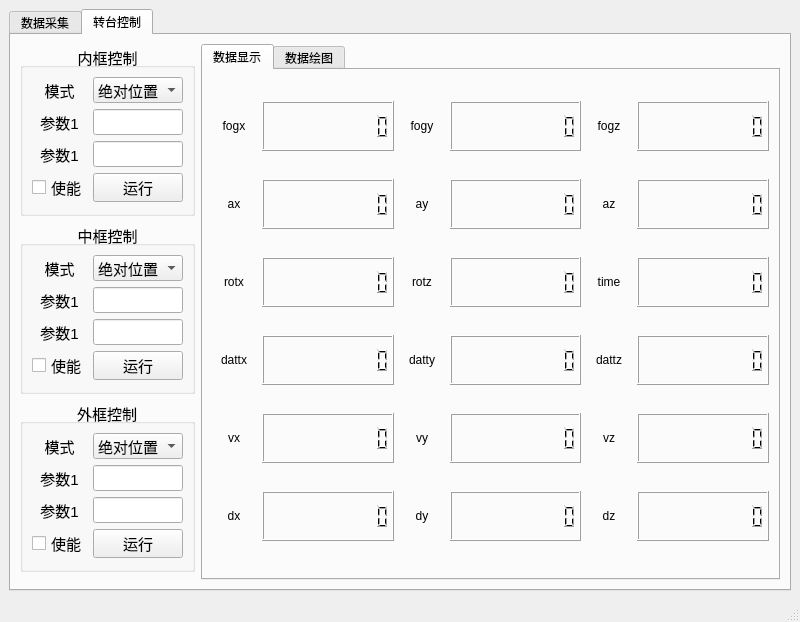
First picture: the form in mainwindow.ui, repository MaoDou0625/ImuAndRot, before the edit.
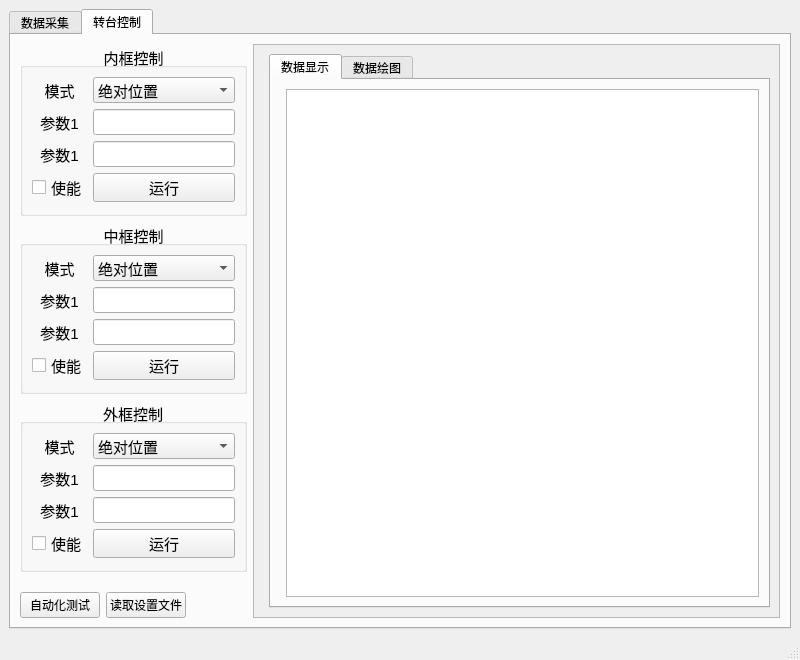
Second picture: the form after the edit. The open tabs and pages were chosen to show the change. Custom widgets are drawn as their Qt base class.

Commit message: 增加自动化检测功能，但仍未进行使能功能的增加

Patch:
```diff
--- a/mainwindow.ui
+++ b/mainwindow.ui
@@ -20,8 +20,8 @@
    <string>MainWindow</string>
   </property>
   <widget class="QWidget" name="centralwidget">
-   <layout class="QGridLayout" name="gridLayout_3">
-    <item row="0" column="0">
+   <layout class="QVBoxLayout" name="verticalLayout_2">
+    <item>
      <layout class="QGridLayout" name="gridLayout_2">
       <item row="0" column="1">
        <widget class="QTabWidget" name="tabWidget">
@@ -857,550 +857,12 @@
          <attribute name="title">
           <string>转台控制</string>
          </attribute>
-         <layout class="QGridLayout" name="gridLayout_12" columnstretch="1,7" rowminimumheight="0,0,0,0,0">
-          <item row="1" column="1" rowspan="4">
-           <widget class="QTabWidget" name="tabWidget_3">
-            <property name="cursor">
-             <cursorShape>ForbiddenCursor</cursorShape>
-            </property>
-            <property name="currentIndex">
-             <number>1</number>
-            </property>
-            <widget class="QWidget" name="tab_2">
-             <attribute name="title">
-              <string>数据显示</string>
-             </attribute>
-             <layout class="QGridLayout" name="gridLayout_10" columnstretch="1,3,1,3,1,3">
-              <item row="2" column="2">
-               <widget class="QLabel" name="label_22">
-                <property name="text">
-                 <string>rotz</string>
-                </property>
-                <property name="alignment">
-                 <set>Qt::AlignCenter</set>
-                </property>
-               </widget>
-              </item>
+         <layout class="QFormLayout" name="formLayout_13">
               <item row="0" column="0">
-               <widget class="QLabel" name="label_23">
-                <property name="text">
-                 <string>fogx</string>
-                </property>
-                <property name="alignment">
-                 <set>Qt::AlignCenter</set>
-                </property>
-               </widget>
-              </item>
-              <item row="0" column="2">
-               <widget class="QLabel" name="label_24">
-                <property name="text">
-                 <string>fogy</string>
-                </property>
-                <property name="alignment">
-                 <set>Qt::AlignCenter</set>
-                </property>
-               </widget>
-              </item>
-              <item row="4" column="1">
-               <widget class="QLCDNumber" name="lcdvx_2">
-                <property name="digitCount">
-                 <number>10</number>
-                </property>
-               </widget>
-              </item>
-              <item row="4" column="3">
-               <widget class="QLCDNumber" name="lcdvy_2">
-                <property name="digitCount">
-                 <number>10</number>
-                </property>
-               </widget>
-              </item>
-              <item row="0" column="5">
-               <widget class="QLCDNumber" name="lcdfogz_2">
-                <property name="maximumSize">
-                 <size>
-                  <width>16777215</width>
-                  <height>50</height>
-                 </size>
-                </property>
-                <property name="digitCount">
-                 <number>10</number>
-                </property>
-               </widget>
-              </item>
-              <item row="2" column="3">
-               <widget class="QLCDNumber" name="lcdrotz_2">
-                <property name="minimumSize">
-                 <size>
-                  <width>100</width>
-                  <height>50</height>
-                 </size>
-                </property>
-                <property name="smallDecimalPoint">
-                 <bool>false</bool>
-                </property>
-                <property name="digitCount">
-                 <number>10</number>
-                </property>
-               </widget>
-              </item>
-              <item row="3" column="2">
-               <widget class="QLabel" name="label_25">
-                <property name="text">
-                 <string>datty</string>
-                </property>
-                <property name="alignment">
-                 <set>Qt::AlignCenter</set>
-                </property>
-               </widget>
-              </item>
-              <item row="2" column="1">
-               <widget class="QLCDNumber" name="lcdrotx_2">
-                <property name="maximumSize">
-                 <size>
-                  <width>16777215</width>
-                  <height>50</height>
-                 </size>
-                </property>
-                <property name="digitCount">
-                 <number>10</number>
-                </property>
-               </widget>
-              </item>
-              <item row="3" column="4">
-               <widget class="QLabel" name="label_26">
-                <property name="text">
-                 <string>dattz</string>
-                </property>
-                <property name="alignment">
-                 <set>Qt::AlignCenter</set>
-                </property>
-               </widget>
-              </item>
-              <item row="1" column="5">
-               <widget class="QLCDNumber" name="lcdaz_2">
-                <property name="maximumSize">
-                 <size>
-                  <width>16777215</width>
-                  <height>50</height>
-                 </size>
-                </property>
-                <property name="digitCount">
-                 <number>10</number>
-                </property>
-               </widget>
-              </item>
-              <item row="4" column="5">
-               <widget class="QLCDNumber" name="lcdvz_2">
-                <property name="maximumSize">
-                 <size>
-                  <width>16777215</width>
-                  <height>50</height>
-                 </size>
-                </property>
-                <property name="digitCount">
-                 <number>10</number>
-                </property>
-               </widget>
-              </item>
-              <item row="1" column="4">
-               <widget class="QLabel" name="label_27">
-                <property name="text">
-                 <string>az</string>
-                </property>
-                <property name="alignment">
-                 <set>Qt::AlignCenter</set>
-                </property>
-               </widget>
-              </item>
-              <item row="1" column="2">
-               <widget class="QLabel" name="label_28">
-                <property name="text">
-                 <string>ay</string>
-                </property>
-                <property name="alignment">
-                 <set>Qt::AlignCenter</set>
-                </property>
-               </widget>
-              </item>
-              <item row="4" column="0">
-               <widget class="QLabel" name="label_29">
-                <property name="text">
-                 <string>vx</string>
-                </property>
-                <property name="alignment">
-                 <set>Qt::AlignCenter</set>
-                </property>
-               </widget>
-              </item>
-              <item row="2" column="4">
-               <widget class="QLabel" name="label_30">
-                <property name="text">
-                 <string>time</string>
-                </property>
-                <property name="alignment">
-                 <set>Qt::AlignCenter</set>
-                </property>
-               </widget>
-              </item>
-              <item row="1" column="1">
-               <widget class="QLCDNumber" name="lcdax_2">
-                <property name="maximumSize">
-                 <size>
-                  <width>16777215</width>
-                  <height>50</height>
-                 </size>
-                </property>
-                <property name="digitCount">
-                 <number>10</number>
-                </property>
-               </widget>
-              </item>
-              <item row="0" column="3">
-               <widget class="QLCDNumber" name="lcdfogy_2">
-                <property name="digitCount">
-                 <number>10</number>
-                </property>
-               </widget>
-              </item>
-              <item row="0" column="1">
-               <widget class="QLCDNumber" name="lcdfogx_2">
-                <property name="maximumSize">
-                 <size>
-                  <width>16777215</width>
-                  <height>50</height>
-                 </size>
-                </property>
-                <property name="digitCount">
-                 <number>10</number>
-                </property>
-               </widget>
-              </item>
-              <item row="4" column="2">
-               <widget class="QLabel" name="label_31">
-                <property name="text">
-                 <string>vy</string>
-                </property>
-                <property name="alignment">
-                 <set>Qt::AlignCenter</set>
-                </property>
-               </widget>
-              </item>
-              <item row="4" column="4">
-               <widget class="QLabel" name="label_32">
-                <property name="text">
-                 <string>vz</string>
-                </property>
-                <property name="alignment">
-                 <set>Qt::AlignCenter</set>
-                </property>
-               </widget>
-              </item>
-              <item row="2" column="5">
-               <widget class="QLCDNumber" name="lcdtime_2">
-                <property name="maximumSize">
-                 <size>
-                  <width>16777215</width>
-                  <height>50</height>
-                 </size>
-                </property>
-                <property name="digitCount">
-                 <number>10</number>
-                </property>
-               </widget>
-              </item>
-              <item row="1" column="3">
-               <widget class="QLCDNumber" name="lcday_2">
-                <property name="digitCount">
-                 <number>10</number>
-                </property>
-               </widget>
-              </item>
-              <item row="3" column="3">
-               <widget class="QLCDNumber" name="lcdatty_2">
-                <property name="sizePolicy">
-                 <sizepolicy hsizetype="Minimum" vsizetype="Minimum">
-                  <horstretch>0</horstretch>
-                  <verstretch>0</verstretch>
-                 </sizepolicy>
-                </property>
-                <property name="minimumSize">
-                 <size>
-                  <width>100</width>
-                  <height>50</height>
-                 </size>
-                </property>
-                <property name="maximumSize">
-                 <size>
-                  <width>16777215</width>
-                  <height>50</height>
-                 </size>
-                </property>
-                <property name="digitCount">
-                 <number>10</number>
-                </property>
-               </widget>
-              </item>
-              <item row="3" column="1">
-               <widget class="QLCDNumber" name="lcdattx_2">
-                <property name="digitCount">
-                 <number>10</number>
-                </property>
-               </widget>
-              </item>
-              <item row="3" column="0">
-               <widget class="QLabel" name="label_33">
-                <property name="text">
-                 <string>dattx</string>
-                </property>
-                <property name="alignment">
-                 <set>Qt::AlignCenter</set>
-                </property>
-               </widget>
-              </item>
-              <item row="3" column="5">
-               <widget class="QLCDNumber" name="lcdattz_2">
-                <property name="maximumSize">
-                 <size>
-                  <width>16777215</width>
-                  <height>50</height>
-                 </size>
-                </property>
-                <property name="digitCount">
-                 <number>10</number>
-                </property>
-               </widget>
-              </item>
-              <item row="2" column="0">
-               <widget class="QLabel" name="label_34">
-                <property name="text">
-                 <string>rotx</string>
-                </property>
-                <property name="alignment">
-                 <set>Qt::AlignCenter</set>
-                </property>
-               </widget>
-              </item>
-              <item row="0" column="4">
-               <widget class="QLabel" name="label_35">
-                <property name="sizePolicy">
-                 <sizepolicy hsizetype="Preferred" vsizetype="Preferred">
-                  <horstretch>0</horstretch>
-                  <verstretch>0</verstretch>
-                 </sizepolicy>
-                </property>
-                <property name="text">
-                 <string>fogz</string>
-                </property>
-                <property name="alignment">
-                 <set>Qt::AlignCenter</set>
-                </property>
-               </widget>
-              </item>
-              <item row="5" column="1">
-               <widget class="QLCDNumber" name="lcddx_2">
-                <property name="digitCount">
-                 <number>10</number>
-                </property>
-               </widget>
-              </item>
-              <item row="5" column="3">
-               <widget class="QLCDNumber" name="lcddy_2">
-                <property name="digitCount">
-                 <number>10</number>
-                </property>
-               </widget>
-              </item>
-              <item row="5" column="5">
-               <widget class="QLCDNumber" name="lcddz_2">
-                <property name="maximumSize">
-                 <size>
-                  <width>16777215</width>
-                  <height>50</height>
-                 </size>
-                </property>
-                <property name="digitCount">
-                 <number>10</number>
-                </property>
-               </widget>
-              </item>
-              <item row="5" column="0">
-               <widget class="QLabel" name="label_36">
-                <property name="text">
-                 <string>dx</string>
-                </property>
-                <property name="alignment">
-                 <set>Qt::AlignCenter</set>
-                </property>
-               </widget>
-              </item>
-              <item row="5" column="2">
-               <widget class="QLabel" name="label_37">
-                <property name="text">
-                 <string>dy</string>
-                </property>
-                <property name="alignment">
-                 <set>Qt::AlignCenter</set>
-                </property>
-               </widget>
-              </item>
-              <item row="5" column="4">
-               <widget class="QLabel" name="label_38">
-                <property name="text">
-                 <string>dz</string>
-                </property>
-                <property name="alignment">
-                 <set>Qt::AlignCenter</set>
-                </property>
-               </widget>
-              </item>
-              <item row="1" column="0">
-               <widget class="QLabel" name="label_21">
-                <property name="text">
-                 <string>ax</string>
-                </property>
-                <property name="alignment">
-                 <set>Qt::AlignCenter</set>
-                </property>
-               </widget>
-              </item>
-             </layout>
-            </widget>
-            <widget class="QWidget" name="tab_4">
-             <attribute name="title">
-              <string>数据绘图</string>
-             </attribute>
-             <layout class="QGridLayout" name="gridLayout_11">
+           <layout class="QFormLayout" name="formLayout_12">
               <item row="0" column="0">
-               <widget class="QChartView" name="groShow_2"/>
-              </item>
-              <item row="1" column="0">
-               <widget class="QChartView" name="accShow_2"/>
-              </item>
-             </layout>
-            </widget>
-           </widget>
-          </item>
-          <item row="3" column="0">
-           <widget class="QGroupBox" name="groupBox_6">
-            <property name="font">
-             <font>
-              <pointsize>11</pointsize>
-             </font>
-            </property>
-            <property name="title">
-             <string>外框控制</string>
-            </property>
-            <property name="alignment">
-             <set>Qt::AlignCenter</set>
-            </property>
-            <layout class="QFormLayout" name="formLayout_4">
-             <item row="0" column="0" colspan="2">
-              <layout class="QGridLayout" name="gridLayout_7">
-               <item row="1" column="1">
-                <widget class="QLineEdit" name="outRPar1">
-                 <property name="text">
-                  <string/>
-                 </property>
-                </widget>
-               </item>
-               <item row="0" column="1">
-                <widget class="QComboBox" name="outRMode">
-                 <item>
-                  <property name="text">
-                   <string>绝对位置</string>
-                  </property>
-                 </item>
-                 <item>
-                  <property name="text">
-                   <string>相对位置</string>
-                  </property>
-                 </item>
-                 <item>
-                  <property name="text">
-                   <string>速率</string>
-                  </property>
-                 </item>
-                 <item>
-                  <property name="text">
-                   <string>摇摆</string>
-                  </property>
-                 </item>
-                </widget>
-               </item>
+             <layout class="QFormLayout" name="formLayout_11">
                <item row="0" column="0">
-                <widget class="QLabel" name="labelWriteName_2">
-                 <property name="font">
-                  <font>
-                   <pointsize>11</pointsize>
-                  </font>
-                 </property>
-                 <property name="text">
-                  <string>模式</string>
-                 </property>
-                 <property name="alignment">
-                  <set>Qt::AlignCenter</set>
-                 </property>
-                </widget>
-               </item>
-               <item row="1" column="0">
-                <widget class="QLabel" name="labelWriteBaud_2">
-                 <property name="font">
-                  <font>
-                   <pointsize>11</pointsize>
-                  </font>
-                 </property>
-                 <property name="text">
-                  <string>参数1</string>
-                 </property>
-                 <property name="alignment">
-                  <set>Qt::AlignCenter</set>
-                 </property>
-                </widget>
-               </item>
-               <item row="2" column="0">
-                <widget class="QLabel" name="labelWriteBaud_3">
-                 <property name="font">
-                  <font>
-                   <pointsize>11</pointsize>
-                  </font>
-                 </property>
-                 <property name="text">
-                  <string>参数1</string>
-                 </property>
-                 <property name="alignment">
-                  <set>Qt::AlignCenter</set>
-                 </property>
-                </widget>
-               </item>
-               <item row="2" column="1">
-                <widget class="QLineEdit" name="outRPar2"/>
-               </item>
-               <item row="3" column="1">
-                <widget class="QPushButton" name="outRSend">
-                 <property name="font">
-                  <font>
-                   <pointsize>11</pointsize>
-                  </font>
-                 </property>
-                 <property name="text">
-                  <string>运行</string>
-                 </property>
-                </widget>
-               </item>
-               <item row="3" column="0">
-                <widget class="QCheckBox" name="outcheckBox">
-                 <property name="text">
-                  <string>使能</string>
-                 </property>
-                </widget>
-               </item>
-              </layout>
-             </item>
-            </layout>
-           </widget>
-          </item>
-          <item row="1" column="0">
            <widget class="QGroupBox" name="groupBox_8">
             <property name="font">
              <font>
@@ -1522,7 +984,7 @@
             </layout>
            </widget>
           </item>
-          <item row="2" column="0">
+              <item row="1" column="0">
            <widget class="QGroupBox" name="groupBox_7">
             <property name="font">
              <font>
@@ -1639,6 +1101,231 @@
               </layout>
              </item>
             </layout>
+               </widget>
+              </item>
+              <item row="2" column="0">
+               <widget class="QGroupBox" name="groupBox_6">
+                <property name="font">
+                 <font>
+                  <pointsize>11</pointsize>
+                 </font>
+                </property>
+                <property name="title">
+                 <string>外框控制</string>
+                </property>
+                <property name="alignment">
+                 <set>Qt::AlignCenter</set>
+                </property>
+                <layout class="QFormLayout" name="formLayout_4">
+                 <item row="0" column="0" colspan="2">
+                  <layout class="QGridLayout" name="gridLayout_7">
+                   <item row="1" column="1">
+                    <widget class="QLineEdit" name="outRPar1">
+                     <property name="text">
+                      <string/>
+                     </property>
+                    </widget>
+                   </item>
+                   <item row="0" column="1">
+                    <widget class="QComboBox" name="outRMode">
+                     <item>
+                      <property name="text">
+                       <string>绝对位置</string>
+                      </property>
+                     </item>
+                     <item>
+                      <property name="text">
+                       <string>相对位置</string>
+                      </property>
+                     </item>
+                     <item>
+                      <property name="text">
+                       <string>速率</string>
+                      </property>
+                     </item>
+                     <item>
+                      <property name="text">
+                       <string>摇摆</string>
+                      </property>
+                     </item>
+                    </widget>
+                   </item>
+                   <item row="0" column="0">
+                    <widget class="QLabel" name="labelWriteName_2">
+                     <property name="font">
+                      <font>
+                       <pointsize>11</pointsize>
+                      </font>
+                     </property>
+                     <property name="text">
+                      <string>模式</string>
+                     </property>
+                     <property name="alignment">
+                      <set>Qt::AlignCenter</set>
+                     </property>
+                    </widget>
+                   </item>
+                   <item row="1" column="0">
+                    <widget class="QLabel" name="labelWriteBaud_2">
+                     <property name="font">
+                      <font>
+                       <pointsize>11</pointsize>
+                      </font>
+                     </property>
+                     <property name="text">
+                      <string>参数1</string>
+                     </property>
+                     <property name="alignment">
+                      <set>Qt::AlignCenter</set>
+                     </property>
+                    </widget>
+                   </item>
+                   <item row="2" column="0">
+                    <widget class="QLabel" name="labelWriteBaud_3">
+                     <property name="font">
+                      <font>
+                       <pointsize>11</pointsize>
+                      </font>
+                     </property>
+                     <property name="text">
+                      <string>参数1</string>
+                     </property>
+                     <property name="alignment">
+                      <set>Qt::AlignCenter</set>
+                     </property>
+                    </widget>
+                   </item>
+                   <item row="2" column="1">
+                    <widget class="QLineEdit" name="outRPar2"/>
+                   </item>
+                   <item row="3" column="1">
+                    <widget class="QPushButton" name="outRSend">
+                     <property name="font">
+                      <font>
+                       <pointsize>11</pointsize>
+                      </font>
+                     </property>
+                     <property name="text">
+                      <string>运行</string>
+                     </property>
+                    </widget>
+                   </item>
+                   <item row="3" column="0">
+                    <widget class="QCheckBox" name="outcheckBox">
+                     <property name="text">
+                      <string>使能</string>
+                     </property>
+                    </widget>
+                   </item>
+                  </layout>
+                 </item>
+                </layout>
+               </widget>
+              </item>
+              <item row="5" column="0">
+               <layout class="QFormLayout" name="formLayout_10">
+                <item row="1" column="0">
+                 <widget class="QPushButton" name="autoTestButton">
+                  <property name="text">
+                   <string>自动化测试</string>
+                  </property>
+                 </widget>
+                </item>
+                <item row="1" column="1">
+                 <widget class="QPushButton" name="ReadSettingButton">
+                  <property name="text">
+                   <string>读取设置文件</string>
+                  </property>
+                 </widget>
+                </item>
+               </layout>
+              </item>
+              <item row="3" column="0">
+               <spacer name="verticalSpacer_2">
+                <property name="orientation">
+                 <enum>Qt::Vertical</enum>
+                </property>
+                <property name="sizeHint" stdset="0">
+                 <size>
+                  <width>20</width>
+                  <height>40</height>
+                 </size>
+                </property>
+               </spacer>
+              </item>
+              <item row="4" column="0">
+               <spacer name="verticalSpacer_3">
+                <property name="orientation">
+                 <enum>Qt::Vertical</enum>
+                </property>
+                <property name="sizeHint" stdset="0">
+                 <size>
+                  <width>20</width>
+                  <height>40</height>
+                 </size>
+                </property>
+               </spacer>
+              </item>
+             </layout>
+            </item>
+           </layout>
+          </item>
+          <item row="0" column="1">
+           <widget class="QScrollArea" name="scrollArea">
+            <property name="widgetResizable">
+             <bool>true</bool>
+            </property>
+            <widget class="QWidget" name="scrollAreaWidgetContents">
+             <property name="geometry">
+              <rect>
+               <x>0</x>
+               <y>0</y>
+               <width>579</width>
+               <height>527</height>
+              </rect>
+             </property>
+             <layout class="QFormLayout" name="formLayout">
+              <item row="0" column="1">
+               <widget class="QTabWidget" name="tabWidget_3">
+                <property name="cursor">
+                 <cursorShape>ArrowCursor</cursorShape>
+                </property>
+                <property name="mouseTracking">
+                 <bool>true</bool>
+                </property>
+                <property name="tabletTracking">
+                 <bool>true</bool>
+                </property>
+                <property name="currentIndex">
+                 <number>0</number>
+                </property>
+                <widget class="QWidget" name="tab_2">
+                 <attribute name="title">
+                  <string>数据显示</string>
+                 </attribute>
+                 <layout class="QFormLayout" name="formLayout_9">
+                  <item row="0" column="1">
+                   <widget class="QTableView" name="tableView"/>
+                  </item>
+                 </layout>
+                </widget>
+                <widget class="QWidget" name="tab_4">
+                 <attribute name="title">
+                  <string>数据绘图</string>
+                 </attribute>
+                 <layout class="QGridLayout" name="gridLayout_11">
+                  <item row="0" column="0">
+                   <widget class="QChartView" name="groShow_2"/>
+                  </item>
+                  <item row="1" column="0">
+                   <widget class="QChartView" name="accShow_2"/>
+                  </item>
+                 </layout>
+                </widget>
+               </widget>
+              </item>
+             </layout>
+            </widget>
            </widget>
           </item>
          </layout>
```
Lines whose indentation alone changed are shown as unchanged. The commit also changes 5 other files.
